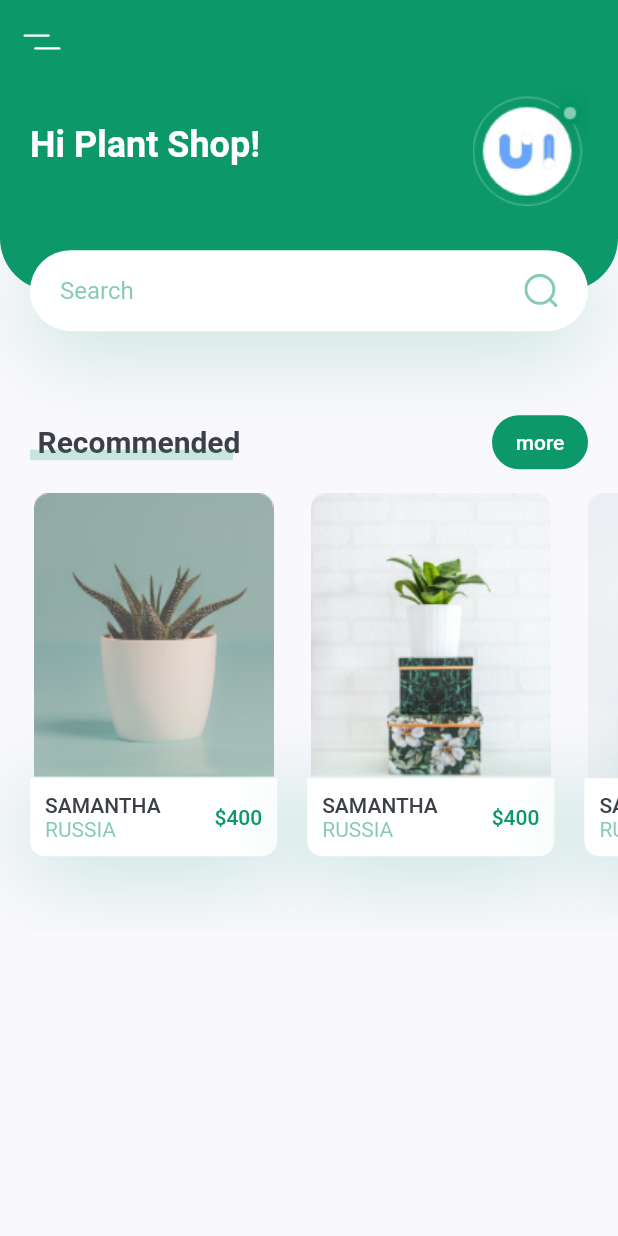
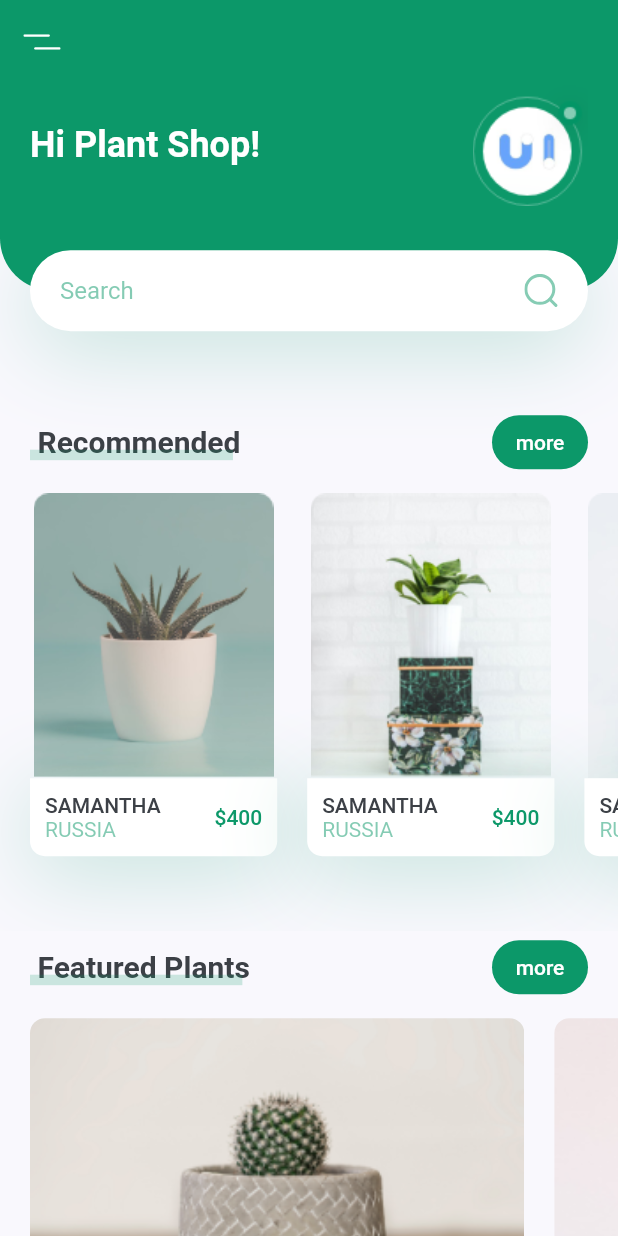
Before and after one commit to Kiet-Pham-Vo-Anh/Plant_App_UI, a Flutter app: the screen it shows after launch, on a phone screen of 412 x 824 dp. Run offline on Flutter 3.47's test engine with Material 2 defaults, Android fonts, the phone set to English and light mode, and no system bars; our stand-ins replace flutter_svg.

Commit message:
Featured Plants

```diff
--- a/lib/screens/home/components/body.dart
+++ b/lib/screens/home/components/body.dart
@@ -2,6 +2,7 @@ import 'package:flutter/material.dart';
 import 'package:flutter_svg/svg.dart';
 import 'package:plant_app/constants.dart';
 import 'package:flutter/material.dart';
+import 'featured_plants.dart';
 import 'header_with_searchbox.dart';
 import 'recommend_plants.dart';
 import 'title_with_more_button.dart';
@@ -12,7 +13,8 @@ class Body extends StatelessWidget {
   @override
   Widget build(BuildContext context) {
     Size size = MediaQuery.of(context).size;
-    return Column(
+    return SingleChildScrollView(
+      child: Column(
         children: <Widget>[
           HeaderSearchBox(size: size),
           TitleWithMoreButton(
@@ -21,7 +23,14 @@ class Body extends StatelessWidget {
           ),
           // it will cover 40% of our total width
           RecommendPlants(),
+          TitleWithMoreButton(
+            title: "Featured Plants",
+            press: () {},
+          ),
+          FeaturedPlants(),
+          SizedBox(height: kDefaultPadding),
         ],
+      ),
     );
   }
 }
--- /dev/null
+++ b/lib/screens/home/components/featured_plants.dart
@@ -0,0 +1,67 @@
+import 'package:flutter/material.dart';
+
+import '../../../constants.dart';
+
+class FeaturedPlants extends StatelessWidget {
+  const FeaturedPlants({
+    Key? key,
+  }) : super(key: key);
+
+  @override
+  Widget build(BuildContext context) {
+    return SingleChildScrollView(
+      scrollDirection: Axis.horizontal,
+      child: Row(
+        children: [
+          FeaturedCard(
+            image: "assets/images/bottom_img_1.png",
+            press: () {},
+          ),
+          FeaturedCard(
+            image: "assets/images/bottom_img_2.png",
+            press: () {},
+          ),
+          FeaturedCard(
+            image: "assets/images/bottom_img_1.png",
+            press: () {},
+          ),
+        ],
+      ),
+    );
+  }
+}
+
+class FeaturedCard extends StatelessWidget {
+  const FeaturedCard({
+    Key? key,
+    required this.image,
+    required this.press,
+  }) : super(key: key);
+
+  final String image;
+  final Function press;
+
+  @override
+  Widget build(BuildContext context) {
+    Size size = MediaQuery.of(context).size;
+    return GestureDetector(
+      onTap: press as Function(),
+      child: Container(
+        margin: const EdgeInsets.only(
+          left: kDefaultPadding,
+          top: kDefaultPadding / 2,
+          bottom: kDefaultPadding / 2,
+        ),
+        width: size.width * 0.8,
+        height: 185,
+        decoration: BoxDecoration(
+          borderRadius: BorderRadius.circular(10),
+          image: DecorationImage(
+            fit: BoxFit.cover,
+            image: AssetImage(image),
+          ),
+        ),
+      ),
+    );
+  }
+}
```
Lines whose indentation alone changed are shown as unchanged.
